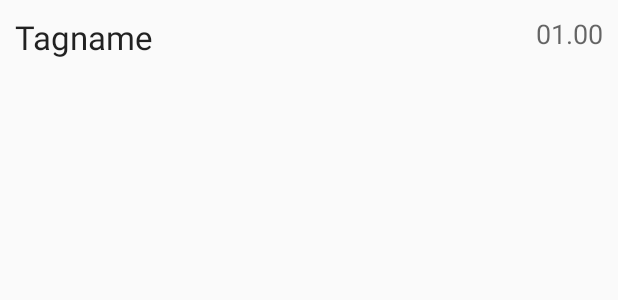
After one commit to xpertbot/muvruler, an Android app: the layout row_layout.xml on its own in the app's theme, with its tools: preview values and no code run, on a phone screen of 412 x 824 dp. The commit adds this screen. Shown: the top 300 px of the screen. Run offline under Robolectric (Android 15) with nearby library versions, the phone set to English and light mode, and no system bars.

Commit message:
finished setting up listview and adding new measurements

```diff
--- /dev/null
+++ b/app/src/main/res/layout/row_layout.xml
@@ -0,0 +1,24 @@
+<?xml version="1.0" encoding="utf-8"?>
+<RelativeLayout xmlns:android="http://schemas.android.com/apk/res/android"
+    android:padding="10dp"
+    android:layout_width="fill_parent"
+    android:layout_height="fill_parent">
+
+    <TextView
+        android:layout_width="wrap_content"
+        android:layout_height="wrap_content"
+        android:textAppearance="?android:attr/textAppearanceLarge"
+        android:text="Tagname"
+        android:layout_alignParentLeft="true"
+        android:layout_toLeftOf="@+id/measurement"
+        android:id="@+id/tagname" />
+
+    <TextView
+        android:layout_width="wrap_content"
+        android:layout_height="wrap_content"
+        android:textAppearance="?android:attr/textAppearanceMedium"
+        android:layout_alignParentRight="true"
+        android:text="01.00"
+        android:id="@+id/measurement" />
+
+</RelativeLayout>
--- a/app/src/main/res/menu/menu_main.xml
+++ b/app/src/main/res/menu/menu_main.xml
@@ -2,5 +2,5 @@
     xmlns:app="http://schemas.android.com/apk/res-auto"
     xmlns:tools="http://schemas.android.com/tools" tools:context=".MainActivity">
     <item android:id="@+id/action_new_measurement" android:title="@string/action_new_measurement"
-        android:orderInCategory="100" app:showAsAction="never" />
+        android:orderInCategory="100" app:showAsAction="always" />
 </menu>
```
Also changed, not shown: app/src/main/java/com/rorantes/muvruler/HomeActivity.java (+39 -9 lines), app/src/main/java/com/rorantes/muvruler/LogEntry.java (+19 -8 lines), app/src/main/java/com/rorantes/muvruler/RulerActivity.java (+57 -2 lines), app/src/main/java/com/rorantes/muvruler/RulerFragment.java (+18 -30 lines).
